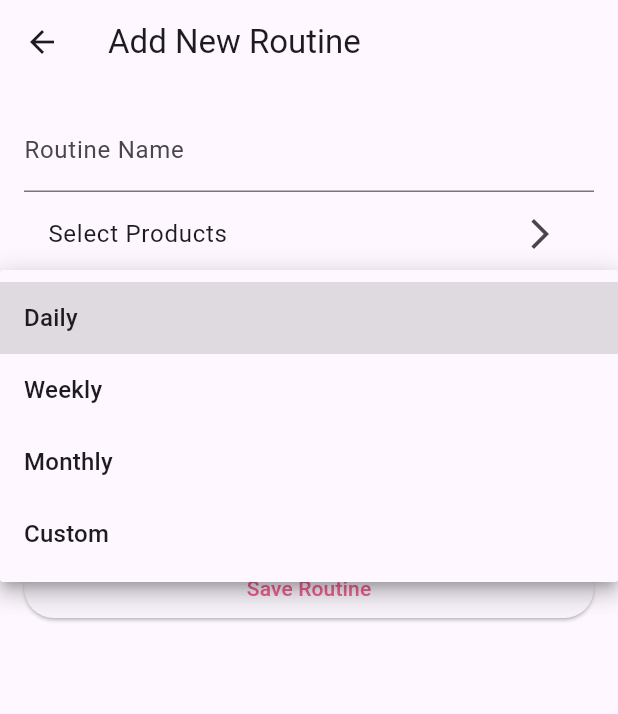
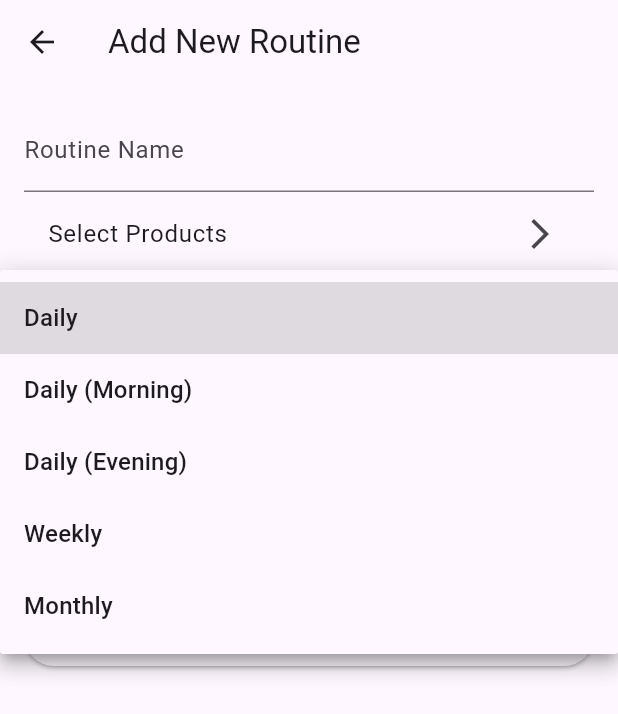
Before and after one commit to Lenamm12/CareLog, a Flutter app: the AddRoutineScreen screen opened directly, after a tap on "Daily", on a phone screen of 412 x 824 dp. Shown: the top 714 px of the screen. Run offline on Flutter 3.47's test engine with Material 3 defaults, Android fonts, the phone set to English and light mode, and no system bars; our stand-ins replace cloud_firestore, firebase_auth, firebase_core, google_sign_in, image_picker, shared_preferences and 2 more; accounts and stored records are empty.

Commit message:
change frequencies in routines

```diff
--- a/lib/l10n/app_en.arb
+++ b/lib/l10n/app_en.arb
@@ -1,7 +1,7 @@
 {
   "products": "Products",
   "routines": "Routines",
-  "language": "Langauge",
+  "language": "Language",
   "selectLanguage": "Select Language",
   "english": "English",
   "german": "German",
@@ -72,5 +72,19 @@
   "error": "Error",
   "errorFetchingLocalProducts": "Error fetching local products",
   "errorFetchingProducts": "Error fetching products",
-  "months": "Months"
+  "daily": "Daily",
+  "dailyMorning": "Daily (Morning)",
+  "dailyEvening": "Daily (Evening)",
+  "weekly": "Weekly",
+  "monthly": "Monthly",
+  "months": "Months",
+  "monday": "Monday",
+  "tuesday": "Tuesday",
+  "wednesday": "Wednesday",
+  "thursday": "Thursday",
+  "friday": "Friday",
+  "saturday": "Saturday",
+  "sunday": "Sunday",
+  "morning": "Morning",
+  "evening": "Evening"
 }
--- a/lib/l10n/app_localizations.dart
+++ b/lib/l10n/app_localizations.dart
@@ -110,7 +110,7 @@ abstract class AppLocalizations {
   /// No description provided for @language.
   ///
   /// In en, this message translates to:
-  /// **'Langauge'**
+  /// **'Language'**
   String get language;
 
   /// No description provided for @selectLanguage.
@@ -533,11 +533,95 @@ abstract class AppLocalizations {
   /// **'Error fetching products'**
   String get errorFetchingProducts;
 
+  /// No description provided for @daily.
+  ///
+  /// In en, this message translates to:
+  /// **'Daily'**
+  String get daily;
+
+  /// No description provided for @dailyMorning.
+  ///
+  /// In en, this message translates to:
+  /// **'Daily (Morning)'**
+  String get dailyMorning;
+
+  /// No description provided for @dailyEvening.
+  ///
+  /// In en, this message translates to:
+  /// **'Daily (Evening)'**
+  String get dailyEvening;
+
+  /// No description provided for @weekly.
+  ///
+  /// In en, this message translates to:
+  /// **'Weekly'**
+  String get weekly;
+
+  /// No description provided for @monthly.
+  ///
+  /// In en, this message translates to:
+  /// **'Monthly'**
+  String get monthly;
+
   /// No description provided for @months.
   ///
   /// In en, this message translates to:
   /// **'Months'**
   String get months;
+
+  /// No description provided for @monday.
+  ///
+  /// In en, this message translates to:
+  /// **'Monday'**
+  String get monday;
+
+  /// No description provided for @tuesday.
+  ///
+  /// In en, this message translates to:
+  /// **'Tuesday'**
+  String get tuesday;
+
+  /// No description provided for @wednesday.
+  ///
+  /// In en, this message translates to:
+  /// **'Wednesday'**
+  String get wednesday;
+
+  /// No description provided for @thursday.
+  ///
+  /// In en, this message translates to:
+  /// **'Thursday'**
+  String get thursday;
+
+  /// No description provided for @friday.
+  ///
+  /// In en, this message translates to:
+  /// **'Friday'**
+  String get friday;
+
+  /// No description provided for @saturday.
+  ///
+  /// In en, this message translates to:
+  /// **'Saturday'**
+  String get saturday;
+
+  /// No description provided for @sunday.
+  ///
+  /// In en, this message translates to:
+  /// **'Sunday'**
+  String get sunday;
+
+  /// No description provided for @morning.
+  ///
+  /// In en, this message translates to:
+  /// **'Morning'**
+  String get morning;
+
+  /// No description provided for @evening.
+  ///
+  /// In en, this message translates to:
+  /// **'Evening'**
+  String get evening;
 }
 
 class _AppLocalizationsDelegate extends LocalizationsDelegate<AppLocalizations> {
--- a/lib/models/routine.dart
+++ b/lib/models/routine.dart
@@ -10,6 +10,9 @@ class Routine {
   String frequency;
   String? notes;
   List<DateTime> completedDates;
+  int weekDay = 0;
+  int dayOfMonth = 0;
+
 
   Routine({
     String? id,
@@ -18,6 +21,8 @@ class Routine {
     required this.frequency,
     this.notes,
     List<DateTime>? completedDates,
+    int? weekDay,
+    int? dayOfMonth,
   })  : id = id ?? const Uuid().v4(),
         completedDates = completedDates ?? [];
 
@@ -65,6 +70,8 @@ class Routine {
       frequency: map['frequency'] as String,
       notes: map['notes'] as String?,
       completedDates: dates ?? [],
+      weekDay: map['weekDay'] ,
+      dayOfMonth: map['dayOfMonth'] ,
     );
   }
 
@@ -76,6 +83,8 @@ class Routine {
       'frequency': frequency,
       'notes': notes,
       'completedDates': completedDates.map((d) => d.toIso8601String()).toList(),
+      'weekDay': weekDay,
+      'dayOfMonth': dayOfMonth,
     };
   }
 }
--- a/lib/screens/add_routine_screen.dart
+++ b/lib/screens/add_routine_screen.dart
@@ -48,8 +48,6 @@ class _AddRoutineScreenState extends State<AddRoutineScreen> {
   String _appBarTitle(AppLocalizations l10n) {
     return widget.routine == null ? l10n.addNewRoutine : l10n.editRoutine;
   }
-
-  final List<String> _frequencies = ['Daily', 'Weekly', 'Monthly', 'Custom'];
 
   void _saveRoutine() async {
     final l10n = AppLocalizations.of(context)!;
@@ -188,6 +186,22 @@ class _AddRoutineScreenState extends State<AddRoutineScreen> {
   @override
   Widget build(BuildContext context) {
     final l10n = AppLocalizations.of(context)!;
+    final Map<String, String> frequencyMap = {
+      'Daily': l10n.daily,
+      'DailyMorning': l10n.dailyMorning,
+      'DailyEvening': l10n.dailyEvening,
+      'Weekly': l10n.weekly,
+      'Monthly': l10n.monthly,
+    };
+    final Map<int, String> weekdays = {
+      1 : l10n.monday,
+      2: l10n.tuesday,
+      3: l10n.wednesday,
+      4: l10n.thursday,
+      5: l10n.friday,
+      6: l10n.saturday,
+      7: l10n.sunday
+    };
     return Scaffold(
       appBar: AppBar(
         title: Text(_appBarTitle(l10n)),
@@ -258,10 +272,10 @@ class _AddRoutineScreenState extends State<AddRoutineScreen> {
               DropdownButtonFormField<String>(
                 value: currentRoutine.frequency, // Pre-populate for editing
                 decoration: InputDecoration(labelText: l10n.frequency),
-                items: _frequencies.map((String frequency) {
+                items: frequencyMap.entries.map((entry) {
                   return DropdownMenuItem<String>(
-                    value: frequency,
-                    child: Text(frequency),
+                    value: entry.key,
+                    child: Text(entry.value),
                   );
                 }).toList(),
                 onChanged: (String? newValue) {
@@ -275,6 +289,35 @@ class _AddRoutineScreenState extends State<AddRoutineScreen> {
                   currentRoutine.frequency = value!;
                 },
               ),
+              const SizedBox(height: 16),
+              if(currentRoutine.frequency == 'Weekly')
+              DropdownButtonFormField(items: weekdays.entries.map((weekday){
+                return DropdownMenuItem<int>(
+                  value: weekday.key,
+                  child: Text(weekday.value.toString()),
+                );
+              }).toList(), onChanged: (int? newValue) {
+                if (newValue != null) {
+                  setState(() {
+                    currentRoutine.weekDay = newValue;
+                  });
+                }
+              }),
+              const SizedBox(height: 16),
+              if(currentRoutine.frequency == 'Monthly')
+              DropdownButtonFormField(items:
+              List.generate(31, (index) => (index + 1)).map((day){
+                return DropdownMenuItem<int>(
+                  value: day,
+                  child: Text(day.toString()),
+                );
+              }).toList(), onChanged: (int? newValue) {
+                if (newValue != null) {
+                  setState(() {
+                    currentRoutine.dayOfMonth = newValue;
+                  });
+                }
+              }),
               TextFormField(
                 initialValue: currentRoutine.notes, // Pre-populate for editing
                 decoration: InputDecoration(labelText: l10n.notes),
--- a/lib/screens/calender_screen.dart
+++ b/lib/screens/calender_screen.dart
@@ -80,11 +80,13 @@ class _CalendarScreenState extends State<CalendarScreen> {
   bool _shouldShowRoutineOnDay(Routine routine, DateTime day) {
     switch (routine.frequency) {
       case 'Daily':
+      case 'DailyMorning':
+      case 'DailyEvening':
         return true;
       case 'Weekly':
-        return day.weekday == DateTime.monday; // Or any other logic
+        return day.weekday == routine.weekDay;
       case 'Monthly':
-        return day.day == 1; // Or any other logic
+        return day.day == routine.dayOfMonth;
       default:
         return false;
     }
```
Also changed, not shown: lib/database/database_helper.dart (+10 -2 lines), lib/l10n/app_de.arb (+10 -1 lines), lib/l10n/app_localizations_de.dart (+42 -0 lines), lib/l10n/app_localizations_en.dart (+43 -1 lines), lib/screens/routines_screen.dart (+6 -1 lines).
